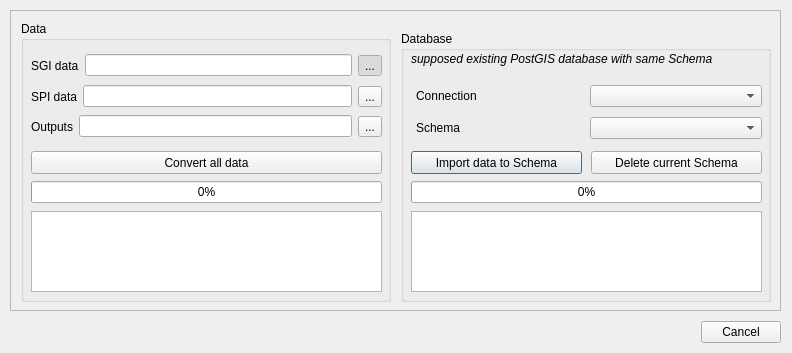
lfurtkevicova/kn-stuff, file skkn_tool/skkn_tool_dialog.ui: the form before one commit.
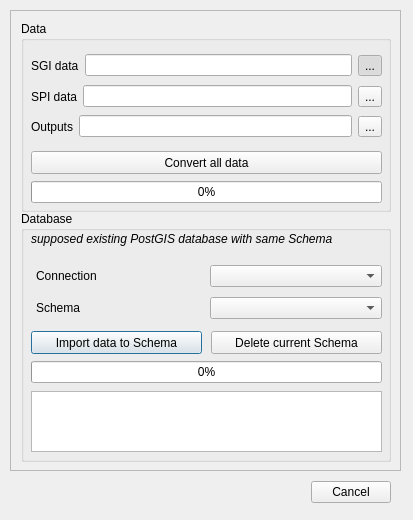
The form after the commit. Icons and pictures are not drawn.

The edit to the form file:
```diff
--- a/skkn_tool/skkn_tool_dialog.ui
+++ b/skkn_tool/skkn_tool_dialog.ui
@@ -6,8 +6,8 @@
    <rect>
     <x>0</x>
     <y>0</y>
-    <width>792</width>
-    <height>353</height>
+    <width>413</width>
+    <height>520</height>
    </rect>
   </property>
   <property name="sizePolicy">
@@ -24,8 +24,8 @@
     <rect>
      <x>10</x>
      <y>10</y>
-     <width>771</width>
-     <height>301</height>
+     <width>391</width>
+     <height>461</height>
     </rect>
    </property>
    <property name="sizePolicy">
@@ -42,17 +42,17 @@
      <rect>
       <x>0</x>
       <y>0</y>
-      <width>769</width>
-      <height>299</height>
+      <width>389</width>
+      <height>459</height>
      </rect>
     </property>
     <widget class="QGroupBox" name="dataBase">
      <property name="geometry">
       <rect>
-       <x>390</x>
-       <y>20</y>
+       <x>10</x>
+       <y>200</y>
        <width>370</width>
-       <height>271</height>
+       <height>251</height>
       </rect>
      </property>
      <property name="locale">
@@ -144,7 +144,7 @@
         <x>10</x>
         <y>180</y>
         <width>351</width>
-        <height>81</height>
+        <height>61</height>
        </rect>
       </property>
      </widget>
@@ -189,7 +189,7 @@
        <x>10</x>
        <y>10</y>
        <width>370</width>
-       <height>281</height>
+       <height>191</height>
       </rect>
      </property>
      <property name="title">
@@ -336,23 +336,13 @@
       <string>Convert all data</string>
      </property>
     </widget>
-    <widget class="QTextEdit" name="textEditData">
-     <property name="geometry">
-      <rect>
-       <x>20</x>
-       <y>200</y>
-       <width>351</width>
-       <height>81</height>
-      </rect>
-     </property>
-    </widget>
    </widget>
   </widget>
   <widget class="QDialogButtonBox" name="button_box">
    <property name="geometry">
     <rect>
-     <x>660</x>
-     <y>320</y>
+     <x>270</x>
+     <y>480</y>
      <width>121</width>
      <height>25</height>
     </rect>
```
Left out of the diff: 5 changed lines with no effect on the pictures.
